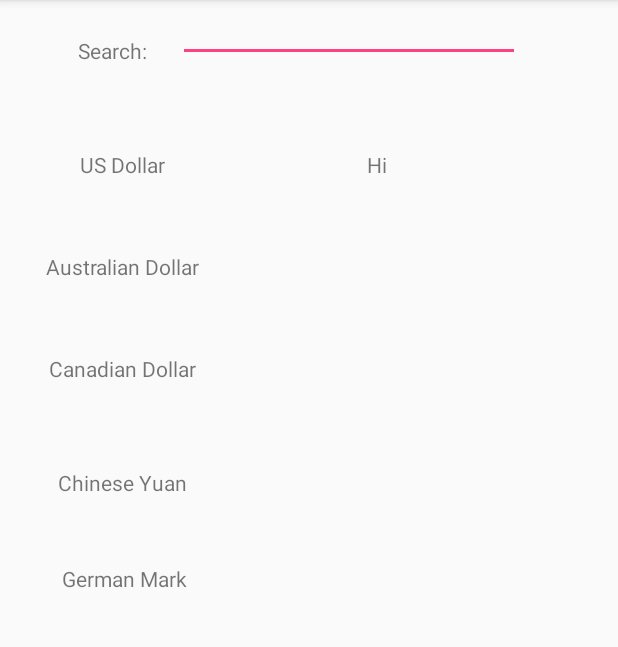
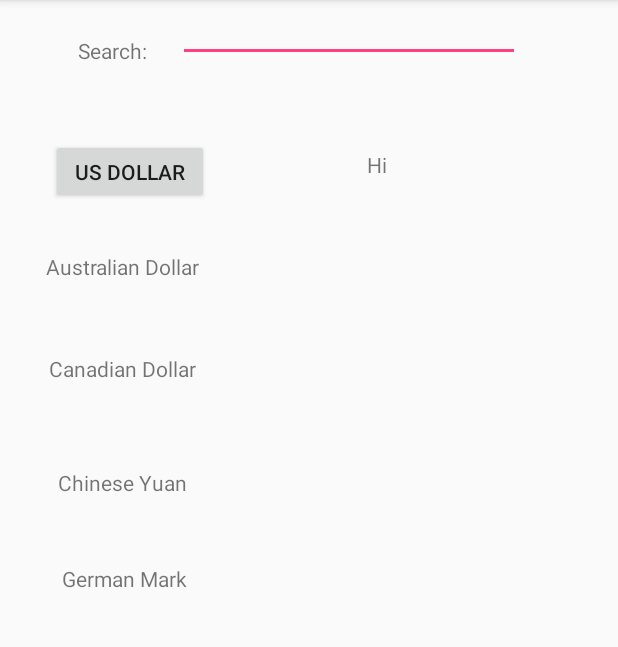
Before and after one commit to itsjbelmont/CurrencyConverter, an Android app: the MainActivity2 screen opened directly, with no data from a screen before it, on a phone screen of 412 x 824 dp, the part 84-731 px from its top. Run offline under Robolectric (Android 15) with nearby library versions, the phone set to English and light mode, and no system bars.

Commit message:
Created Button on second screen to take you to a third screen. Goal of this is to have the third screen display history, etc of the currency.
Right now we need to implement all buttons and get graphs to show up.

```diff
--- a/app/src/main/java/com/example/jackbelmont/currencyconverter/MainActivity2.java
+++ b/app/src/main/java/com/example/jackbelmont/currencyconverter/MainActivity2.java
@@ -1,6 +1,9 @@
 package com.example.jackbelmont.currencyconverter;
 
+import android.content.Intent;
 import android.os.Bundle;
+import android.view.View;
+import android.widget.Button;
 import android.widget.EditText;
 import android.widget.TextView;
 
@@ -42,9 +45,31 @@ public class MainActivity2 extends MainActivity
         textView4.setText(string1);
 
 
+        addListenerOnButton2();
+    }
+
+
+
+    public void addListenerOnButton2()
+    {
+
+
+        //collects all the buttons
+        Button US_button = (Button) findViewById(R.id.USD);
+
+        US_button.setOnClickListener(new View.OnClickListener() {
+            @Override
+            public void onClick(View view) {
+
+                Intent intent2 = new Intent(getApplicationContext(),MainActivity3.class);
+
+                startActivity(intent2);
+            }
+        });
     }
 
 
 
 
+
 }
--- a/app/src/main/res/layout/activity_main2.xml
+++ b/app/src/main/res/layout/activity_main2.xml
@@ -97,17 +97,6 @@
         app:layout_constraintTop_toTopOf="parent" />
 
     <TextView
-        android:id="@+id/textView3"
-        android:layout_width="115dp"
-        android:layout_height="35dp"
-        android:layout_marginStart="24dp"
-        android:layout_marginTop="100dp"
-        android:text="US Dollar"
-        android:textAlignment="center"
-        app:layout_constraintStart_toStartOf="parent"
-        app:layout_constraintTop_toTopOf="parent" />
-
-    <TextView
         android:id="@+id/textView10"
         android:layout_width="115dp"
         android:layout_height="35dp"
@@ -135,5 +124,15 @@
         app:layout_constraintEnd_toEndOf="parent"
         app:layout_constraintTop_toTopOf="parent" />
 
+    <Button
+        android:id="@+id/USD"
+        android:layout_width="105dp"
+        android:layout_height="43dp"
+        android:layout_marginStart="34dp"
+        android:layout_marginTop="51dp"
+        android:text="US Dollar"
+        app:layout_constraintStart_toStartOf="parent"
+        app:layout_constraintTop_toBottomOf="@+id/editText2" />
+
 
 </android.support.constraint.ConstraintLayout>
--- /dev/null
+++ b/app/src/main/res/layout/activity_main3.xml
@@ -0,0 +1,6 @@
+<?xml version="1.0" encoding="utf-8"?>
+<android.support.constraint.ConstraintLayout xmlns:android="http://schemas.android.com/apk/res/android"
+    android:layout_width="match_parent"
+    android:layout_height="match_parent">
+
+</android.support.constraint.ConstraintLayout>
```
Also changed, not shown: app/src/main/AndroidManifest.xml (+7 -0 lines), app/src/main/java/com/example/jackbelmont/currencyconverter/MainActivity3.java (added, +17 -0 lines).
